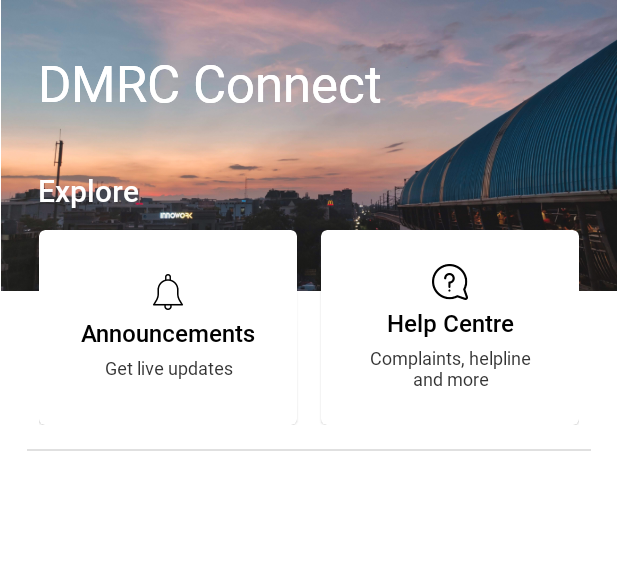
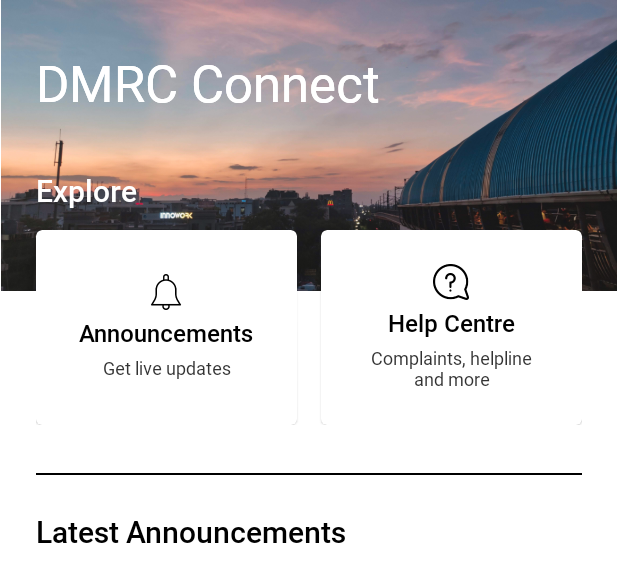
Before and after one commit to gupta-meghna64/DMRC-Connect, an Android app: the layout fragment_home.xml on its own in the app's theme, with its tools: preview values and no code run, on a phone screen of 412 x 824 dp. Shown: the top 582 px of the screen. Run offline under Robolectric (Android 15) with nearby library versions, the phone set to English and light mode, and no system bars; network calls fail; Roboto replaces fonts that are not available here.

Commit message:
Forgot a heading

```diff
--- a/app/src/main/res/layout/fragment_home.xml
+++ b/app/src/main/res/layout/fragment_home.xml
@@ -25,7 +25,7 @@
             android:textColor="@color/primaryTextColor"
             android:textSize="34dp"
             card_view:fontFamily="@font/roboto_regular"
-            android:layout_marginLeft="25dp"
+            android:layout_marginLeft="24dp"
             android:layout_marginTop="32dp"/>
 
         <TextView
@@ -35,7 +35,7 @@
             android:textColor="@color/primaryTextColor"
             android:textSize="34dp"
             card_view:fontFamily="@font/roboto_regular"
-            android:layout_marginLeft="25dp"
+            android:layout_marginLeft="24dp"
             android:layout_marginTop="32dp"/>
 
         <TextView
@@ -45,11 +45,11 @@
             android:textColor="@color/primaryTextColor"
             android:textSize="20dp"
             card_view:fontFamily="@font/robotomedium"
-            android:layout_marginLeft="25dp"
+            android:layout_marginLeft="24dp"
             android:layout_marginTop="113dp"/>
 
         <LinearLayout
-            android:layout_marginHorizontal="26dp"
+            android:layout_marginHorizontal="24dp"
             android:layout_width="match_parent"
             android:layout_height="wrap_content"
             android:layout_marginTop="153dp"
@@ -152,19 +152,29 @@
     </FrameLayout>
 
     <View
-        android:layout_marginHorizontal="18dp"
-        android:id="@+id/divider"
         android:layout_width="match_parent"
         android:layout_height="1dp"
-        android:background="?android:attr/listDivider"/>
+        android:layout_marginHorizontal="24dp"
+        android:layout_gravity="center"
+        android:background="#000000"
+        android:layout_marginVertical="16dp"/>
 
+    <TextView
+        android:layout_width="match_parent"
+        android:layout_height="wrap_content"
+        android:text="Latest Announcements"
+        android:layout_marginHorizontal="24dp"
+        android:layout_marginVertical="8dp"
+        android:textColor="@color/secondaryTextColor"
+        android:fontFamily="@font/robotomedium"
+        android:textSize="20dp"
+        />
     <LinearLayout
         android:layout_width="match_parent"
         android:layout_height="wrap_content"
-        android:layout_marginTop="16dp"
+        android:layout_marginTop="8dp"
         android:orientation="vertical"
-        android:paddingBottom="16dp"
-        android:layout_marginHorizontal="18dp"
+        android:layout_marginHorizontal="24dp"
         android:weightSum="1">
         <LinearLayout
             android:id="@+id/home_announcement_scrolling_list"
```
